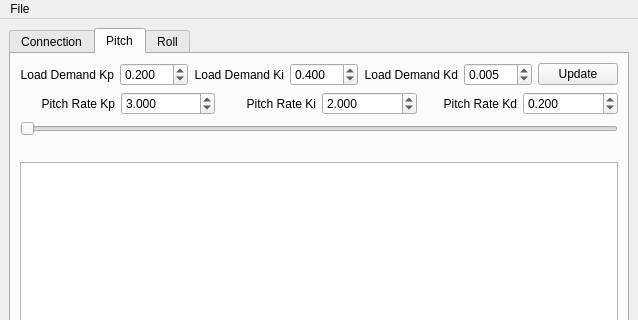
Above: Display/MainWindow.ui from aguther/airbus-fbw-bench before the change; both pictures show x 0 to 638 and y 0 to 320 of the 638 by 878 pixel window. Below: the same form after it.
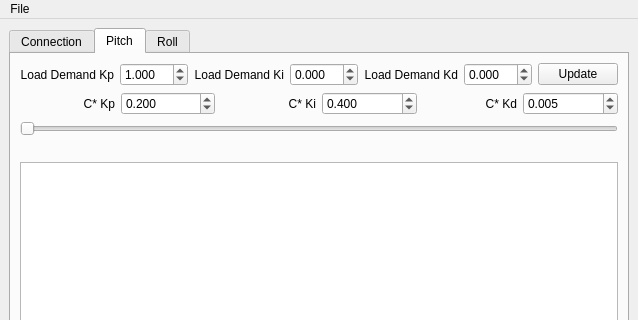
That is the form after the change. The open tabs and pages were chosen to show the change. Custom widgets are drawn as their Qt base class.

```diff
--- a/Display/MainWindow.ui
+++ b/Display/MainWindow.ui
@@ -129,7 +129,7 @@
              <double>0.010000000000000</double>
             </property>
             <property name="value">
-             <double>0.200000000000000</double>
+             <double>1.000000000000000</double>
             </property>
            </widget>
           </item>
@@ -155,7 +155,7 @@
              <double>0.010000000000000</double>
             </property>
             <property name="value">
-             <double>0.400000000000000</double>
+             <double>0.000000000000000</double>
             </property>
            </widget>
           </item>
@@ -181,7 +181,7 @@
              <double>0.010000000000000</double>
             </property>
             <property name="value">
-             <double>0.005000000000000</double>
+             <double>0.000000000000000</double>
             </property>
            </widget>
           </item>
@@ -199,7 +199,7 @@
           <item>
            <widget class="QLabel" name="labelPitchRateKp">
             <property name="text">
-             <string>Pitch Rate Kp</string>
+             <string>C* Kp</string>
             </property>
             <property name="alignment">
              <set>Qt::AlignRight|Qt::AlignTrailing|Qt::AlignVCenter</set>
@@ -218,14 +218,14 @@
              <double>0.010000000000000</double>
             </property>
             <property name="value">
-             <double>3.000000000000000</double>
+             <double>0.200000000000000</double>
             </property>
            </widget>
           </item>
           <item>
            <widget class="QLabel" name="labelPitchRateKi">
             <property name="text">
-             <string>Pitch Rate Ki</string>
+             <string>C* Ki</string>
             </property>
             <property name="alignment">
              <set>Qt::AlignRight|Qt::AlignTrailing|Qt::AlignVCenter</set>
@@ -244,14 +244,14 @@
              <double>0.010000000000000</double>
             </property>
             <property name="value">
-             <double>2.000000000000000</double>
+             <double>0.400000000000000</double>
             </property>
            </widget>
           </item>
           <item>
            <widget class="QLabel" name="labelPitchRateKd">
             <property name="text">
-             <string>Pitch Rate Kd</string>
+             <string>C* Kd</string>
             </property>
             <property name="alignment">
              <set>Qt::AlignRight|Qt::AlignTrailing|Qt::AlignVCenter</set>
@@ -270,7 +270,7 @@
              <double>0.010000000000000</double>
             </property>
             <property name="value">
-             <double>0.200000000000000</double>
+             <double>0.005000000000000</double>
             </property>
            </widget>
           </item>
```
